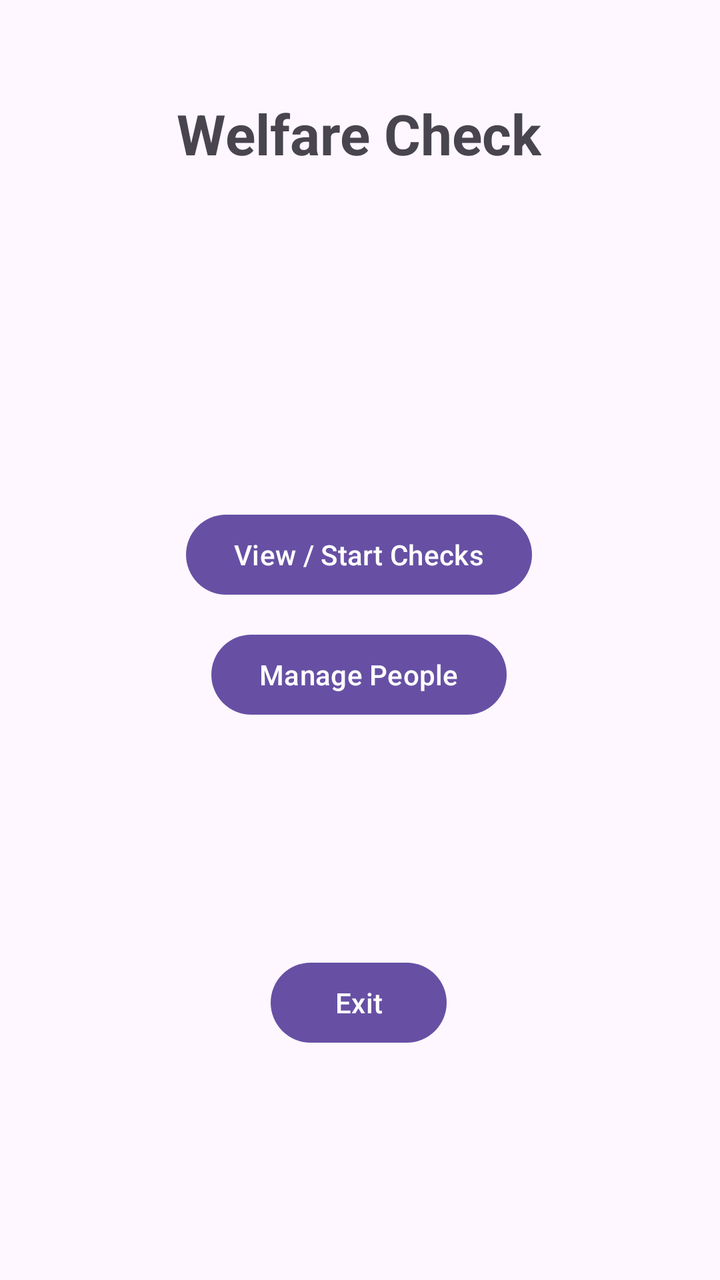
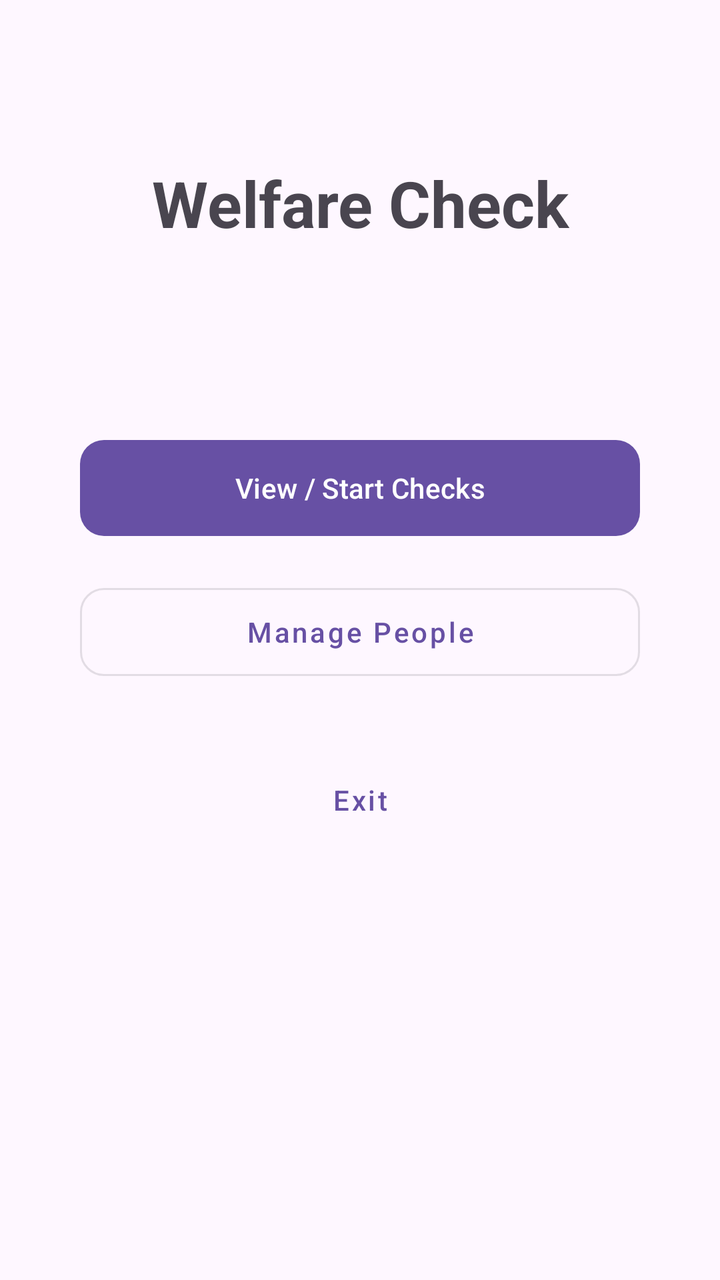

Compare the two renders of this Android layout. The source of the first and the diff that turns it into the second are given below.
<!-- AndroidManifest.xml: application theme Theme.CommunitySafetyApp -->
<!-- res/layout/activity_main.xml -->
<?xml version="1.0" encoding="utf-8"?>
<androidx.constraintlayout.widget.ConstraintLayout xmlns:android="http://schemas.android.com/apk/res/android"
    xmlns:app="http://schemas.android.com/apk/res-auto"
    xmlns:tools="http://schemas.android.com/tools"
    android:id="@+id/main"
    android:layout_width="match_parent"
    android:layout_height="match_parent"
    tools:context=".MainActivity">

    <TextView
        android:id="@+id/tvTitle"
        android:layout_width="wrap_content"
        android:layout_height="wrap_content"
        android:layout_marginTop="48dp"
        android:text="Welfare Check"
        android:textSize="28sp"
        android:textStyle="bold"
        app:layout_constraintEnd_toEndOf="parent"
        app:layout_constraintHorizontal_bias="0.498"
        app:layout_constraintStart_toStartOf="parent"
        app:layout_constraintTop_toTopOf="parent" />

    <TextView
        android:id="@+id/tvStatusSummary"
        android:layout_width="wrap_content"
        android:layout_height="wrap_content"
        android:layout_marginTop="104dp"
        android:text="[summary]"
        android:visibility="gone"
        app:layout_constraintEnd_toEndOf="parent"
        app:layout_constraintHorizontal_bias="0.498"
        app:layout_constraintStart_toStartOf="parent"
        app:layout_constraintTop_toBottomOf="@+id/tvTitle" />

    <Button
        android:id="@+id/btnViewChecks"
        android:layout_width="wrap_content"
        android:layout_height="wrap_content"
        android:layout_marginTop="168dp"
        android:text="View / Start Checks"
        app:layout_constraintEnd_toEndOf="parent"
        app:layout_constraintHorizontal_bias="0.498"
        app:layout_constraintStart_toStartOf="parent"
        app:layout_constraintTop_toBottomOf="@+id/tvStatusSummary" />

    <Button
        android:id="@+id/btnManagePeople"
        android:layout_width="wrap_content"
        android:layout_height="wrap_content"
        android:layout_marginTop="12dp"
        android:text="Manage People"
        app:layout_constraintEnd_toEndOf="parent"
        app:layout_constraintHorizontal_bias="0.498"
        app:layout_constraintStart_toStartOf="parent"
        app:layout_constraintTop_toBottomOf="@+id/btnViewChecks" />

    <Button
        android:id="@+id/btnExit"
        android:layout_width="wrap_content"
        android:layout_height="wrap_content"
        android:layout_marginTop="116dp"
        android:text="Exit"
        app:layout_constraintEnd_toEndOf="parent"
        app:layout_constraintHorizontal_bias="0.498"
        app:layout_constraintStart_toStartOf="parent"
        app:layout_constraintTop_toBottomOf="@+id/btnManagePeople" />

</androidx.constraintlayout.widget.ConstraintLayout>
<!-- resources referenced by this layout -->
<resources>
  <style name="Theme.CommunitySafetyApp" parent="Base.Theme.CommunitySafetyApp" />
  <style name="Base.Theme.CommunitySafetyApp" parent="Theme.Material3.DayNight.NoActionBar">
          
          
      </style>
</resources>

<!-- the commit's change to res/layout/activity_main.xml (unified diff, before → after) -->
@@ -1,68 +1,83 @@
 <?xml version="1.0" encoding="utf-8"?>
-<androidx.constraintlayout.widget.ConstraintLayout xmlns:android="http://schemas.android.com/apk/res/android"
+<androidx.constraintlayout.widget.ConstraintLayout
+    xmlns:android="http://schemas.android.com/apk/res/android"
     xmlns:app="http://schemas.android.com/apk/res-auto"
     xmlns:tools="http://schemas.android.com/tools"
     android:id="@+id/main"
     android:layout_width="match_parent"
     android:layout_height="match_parent"
+    android:paddingStart="32dp"
+    android:paddingEnd="32dp"
+    android:paddingTop="24dp"
+    android:paddingBottom="24dp"
     tools:context=".MainActivity">
+
+    <LinearLayout
+        android:id="@+id/homeContent"
+        android:layout_width="0dp"
+        android:layout_height="wrap_content"
+        android:orientation="vertical"
+        android:gravity="center_horizontal"
+        android:paddingStart="8dp"
+        android:paddingEnd="8dp"
+        app:layout_constraintTop_toTopOf="parent"
+        app:layout_constraintBottom_toBottomOf="parent"
+        app:layout_constraintStart_toStartOf="parent"
+        app:layout_constraintEnd_toEndOf="parent">
+
+        <TextView
+            android:id="@+id/tvStatusSummary"
+            android:layout_width="match_parent"
+            android:layout_height="wrap_content"
+            android:layout_marginTop="32dp"
+            android:padding="16dp"
+            android:text="[summary]"
+            android:textSize="15sp"
+            android:gravity="center"
+            android:visibility="gone" />
+
+        <com.google.android.material.button.MaterialButton
+            android:id="@+id/btnViewChecks"
+            android:layout_width="match_parent"
+            android:layout_height="56dp"
+            android:text="View / Start Checks"
+            android:textAllCaps="false"
+            app:cornerRadius="12dp" />
+
+        <com.google.android.material.button.MaterialButton
+            android:id="@+id/btnManagePeople"
+            style="@style/Widget.MaterialComponents.Button.OutlinedButton"
+            android:layout_width="match_parent"
+            android:layout_height="56dp"
+            android:layout_marginTop="16dp"
+            android:text="Manage People"
+            android:textAllCaps="false"
+            app:cornerRadius="12dp" />
+
+        <com.google.android.material.button.MaterialButton
+            android:id="@+id/btnExit"
+            style="@style/Widget.MaterialComponents.Button.TextButton"
+            android:layout_width="match_parent"
+            android:layout_height="48dp"
+            android:layout_marginTop="32dp"
+            android:text="Exit"
+            android:textAllCaps="false" />
+
+    </LinearLayout>
 
     <TextView
         android:id="@+id/tvTitle"
-        android:layout_width="wrap_content"
+        android:layout_width="match_parent"
         android:layout_height="wrap_content"
-        android:layout_marginTop="48dp"
+        android:layout_marginTop="56dp"
+        android:gravity="center"
         android:text="Welfare Check"
-        android:textSize="28sp"
+        android:textAlignment="center"
+        android:textSize="32sp"
         android:textStyle="bold"
         app:layout_constraintEnd_toEndOf="parent"
-        app:layout_constraintHorizontal_bias="0.498"
+        app:layout_constraintHorizontal_bias="0.0"
         app:layout_constraintStart_toStartOf="parent"
         app:layout_constraintTop_toTopOf="parent" />
 
-    <TextView
-        android:id="@+id/tvStatusSummary"
-        android:layout_width="wrap_content"
-        android:layout_height="wrap_content"
-        android:layout_marginTop="104dp"
-        android:text="[summary]"
-        android:visibility="gone"
-        app:layout_constraintEnd_toEndOf="parent"
-        app:layout_constraintHorizontal_bias="0.498"
-        app:layout_constraintStart_toStartOf="parent"
-        app:layout_constraintTop_toBottomOf="@+id/tvTitle" />
-
-    <Button
-        android:id="@+id/btnViewChecks"
-        android:layout_width="wrap_content"
-        android:layout_height="wrap_content"
-        android:layout_marginTop="168dp"
-        android:text="View / Start Checks"
-        app:layout_constraintEnd_toEndOf="parent"
-        app:layout_constraintHorizontal_bias="0.498"
-        app:layout_constraintStart_toStartOf="parent"
-        app:layout_constraintTop_toBottomOf="@+id/tvStatusSummary" />
-
-    <Button
-        android:id="@+id/btnManagePeople"
-        android:layout_width="wrap_content"
-        android:layout_height="wrap_content"
-        android:layout_marginTop="12dp"
-        android:text="Manage People"
-        app:layout_constraintEnd_toEndOf="parent"
-        app:layout_constraintHorizontal_bias="0.498"
-        app:layout_constraintStart_toStartOf="parent"
-        app:layout_constraintTop_toBottomOf="@+id/btnViewChecks" />
-
-    <Button
-        android:id="@+id/btnExit"
-        android:layout_width="wrap_content"
-        android:layout_height="wrap_content"
-        android:layout_marginTop="116dp"
-        android:text="Exit"
-        app:layout_constraintEnd_toEndOf="parent"
-        app:layout_constraintHorizontal_bias="0.498"
-        app:layout_constraintStart_toStartOf="parent"
-        app:layout_constraintTop_toBottomOf="@+id/btnManagePeople" />
-
 </androidx.constraintlayout.widget.ConstraintLayout>
